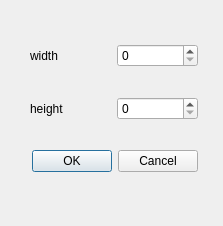
Above: sources/Forms/resizescenedialog.ui from jose94752/ClipEdit before the change. Below: the same form after it.
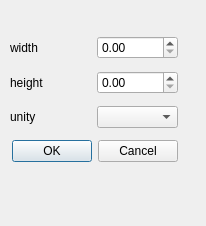
That is the form after the change.

The edit to the form file:
```diff
--- a/sources/Forms/resizescenedialog.ui
+++ b/sources/Forms/resizescenedialog.ui
@@ -6,36 +6,36 @@
    <rect>
     <x>0</x>
     <y>0</y>
-    <width>223</width>
+    <width>206</width>
     <height>226</height>
    </rect>
   </property>
   <property name="windowTitle">
    <string>Dialog</string>
   </property>
-  <widget class="QWidget" name="layoutWidget">
+  <widget class="QWidget" name="">
    <property name="geometry">
     <rect>
-     <x>30</x>
-     <y>20</y>
+     <x>10</x>
+     <y>30</y>
      <width>168</width>
-     <height>178</height>
+     <height>140</height>
     </rect>
    </property>
    <layout class="QVBoxLayout" name="verticalLayout">
     <item>
-     <layout class="QHBoxLayout" name="horizontalLayout_3">
+     <layout class="QHBoxLayout" name="horizontalLayout">
       <item>
-       <widget class="QLabel" name="label_2">
+       <widget class="QLabel" name="label_width">
         <property name="text">
          <string>width</string>
         </property>
        </widget>
       </item>
       <item>
-       <widget class="QSpinBox" name="spinBox_width">
+       <widget class="QDoubleSpinBox" name="doubleSpinBox_width">
         <property name="maximum">
-         <number>2000</number>
+         <double>1500.000000000000000</double>
         </property>
        </widget>
       </item>
@@ -51,17 +51,28 @@
        </widget>
       </item>
       <item>
-       <widget class="QSpinBox" name="spinBox_height">
-        <property name="minimum">
-         <number>0</number>
-        </property>
+       <widget class="QDoubleSpinBox" name="doubleSpinBox_height">
         <property name="maximum">
-         <number>1500</number>
+         <double>1500.000000000000000</double>
         </property>
        </widget>
       </item>
      </layout>
     </item>
+    <item>
+     <layout class="QHBoxLayout" name="horizontalLayout_3">
+      <item>
+       <widget class="QLabel" name="label_unity">
+        <property name="text">
+         <string>unity</string>
+        </property>
+       </widget>
+      </item>
+      <item>
+       <widget class="QComboBox" name="comboBox_unity"/>
+      </item>
+     </layout>
+    </item>
     <item>
      <widget class="QDialogButtonBox" name="buttonBox">
       <property name="orientation">
```
Left out of the diff: 4 changed lines with no effect on the pictures.
